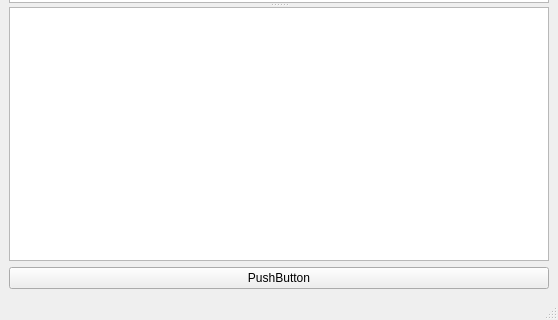
The window that vrjugglua/qt-console/QTConsoleMainWindow.ui (vancegroup/vr-jugglua) describes before a commit, drawn with Qt 5; both pictures show x 0 to 558 and y 280 to 600 of the 558 by 600 pixel window.
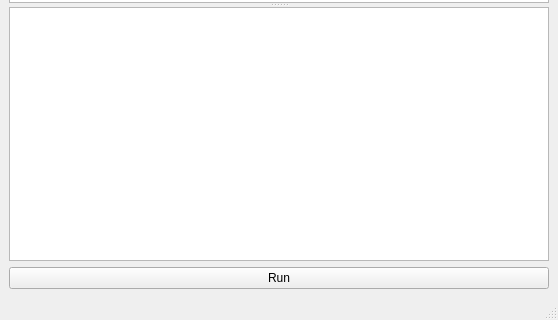
The same window after the commit.

Diff of the .ui file:
```diff
--- a/vrjugglua/qt-console/QTConsoleMainWindow.ui
+++ b/vrjugglua/qt-console/QTConsoleMainWindow.ui
@@ -27,7 +27,7 @@
     <item>
      <widget class="QPushButton" name="pushButton">
       <property name="text">
-       <string>PushButton</string>
+       <string>Run</string>
       </property>
      </widget>
     </item>
```
Left out of the diff: 27 changed lines with no effect on the pictures.
